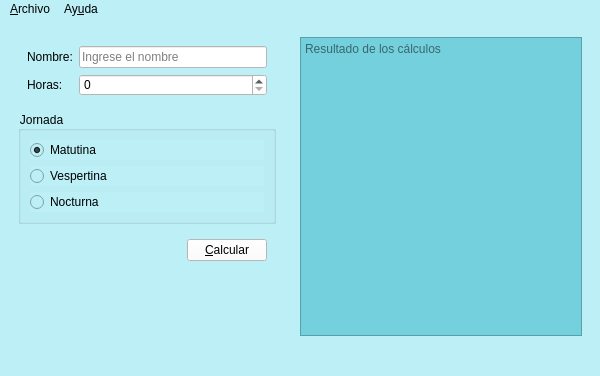
Old version of the form salarios.ui in the repository mguadalupe17/P61-Salarios.
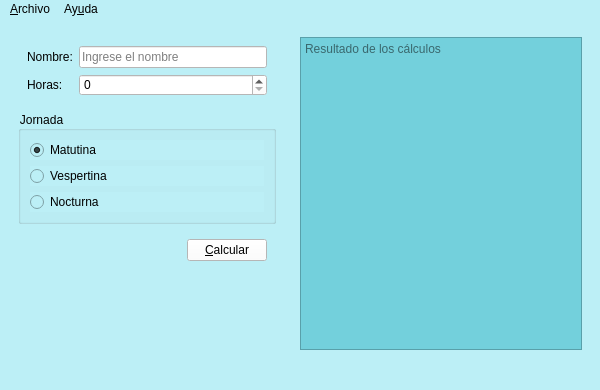
New version of the form. Icons and pictures are not drawn.

Diff of the .ui file:
```diff
--- a/salarios.ui
+++ b/salarios.ui
@@ -7,7 +7,7 @@
     <x>0</x>
     <y>0</y>
     <width>600</width>
-    <height>376</height>
+    <height>390</height>
    </rect>
   </property>
   <property name="minimumSize">
```
Left out of the diff: 24 changed lines with no effect on the pictures.
